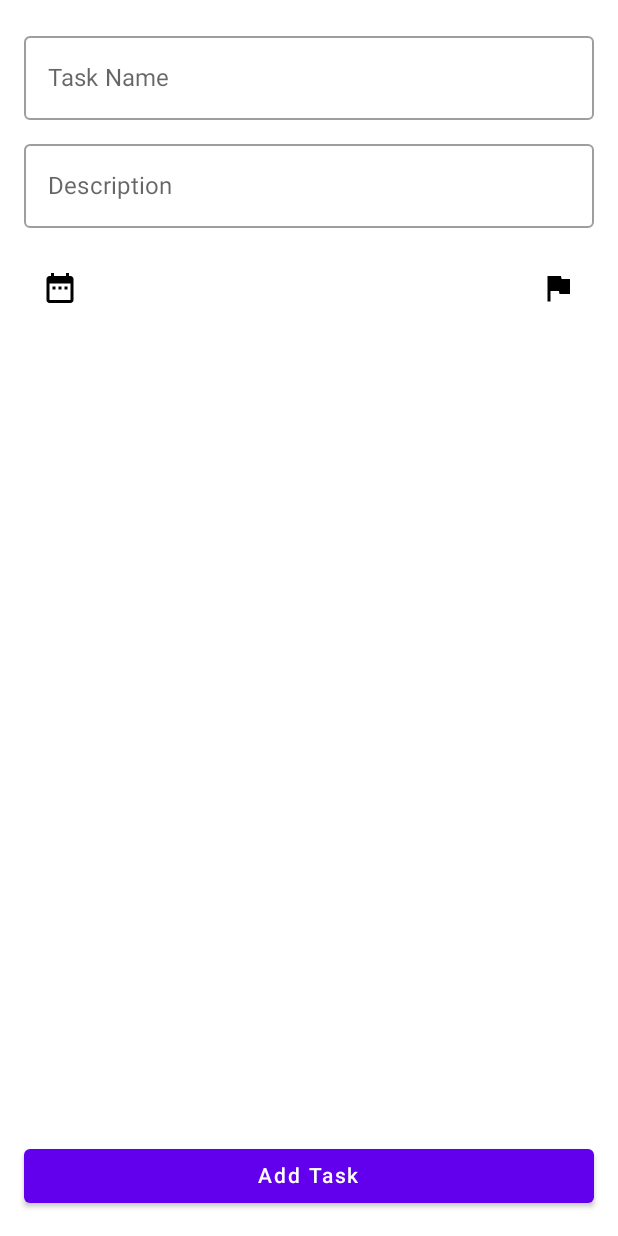
After one commit to walid-damou/To-do-App, an Android app built with Jetpack Compose: the composable AddTaskScreen shown on its own in the app's theme, on a phone screen of 412 x 824 dp. The commit adds this screen. Run offline under Robolectric (Android 15) with nearby library versions, the phone set to English and light mode, and no system bars; libraries missing offline, so code that uses them is left out: eilco.mobile; 1 statement that could not run was skipped.

Commit message:
[FEATURES/Homepage] V1 Of the Homepage, still needs to be adjusted

```diff
--- a/app/build.gradle.kts
+++ b/app/build.gradle.kts
@@ -64,5 +64,5 @@ dependencies {
     implementation("androidx.navigation:navigation-compose:2.7.0")
     implementation("com.google.accompanist:accompanist-pager:0.32.0")
     implementation("com.google.accompanist:accompanist-pager-indicators:0.32.0")
-
+    implementation("androidx.compose.material:material-icons-extended:1.5.0")
 }
--- /dev/null
+++ b/app/src/main/java/eilco/mobile/To_do/ui/screens/AddTaskScreen.kt
@@ -0,0 +1,52 @@
+package eilco.mobile.To_do.ui.screens
+import androidx.compose.foundation.layout.*
+import androidx.compose.material.*
+import androidx.compose.material.icons.Icons
+import androidx.compose.material.icons.filled.DateRange
+import androidx.compose.runtime.Composable
+import androidx.compose.ui.*
+import androidx.compose.ui.text.style.*
+import androidx.compose.ui.unit.dp
+import androidx.compose.material.icons.filled.Flag
+
+@Composable
+fun AddTaskScreen(onTaskAdded: () -> Unit) {
+    Column(
+        modifier = Modifier
+            .fillMaxSize()
+            .padding(16.dp)
+    ) {
+        OutlinedTextField(
+            value = "",
+            onValueChange = { /* Update Task Name */ },
+            label = { Text("Task Name") },
+            modifier = Modifier.fillMaxWidth()
+        )
+        Spacer(modifier = Modifier.height(8.dp))
+        OutlinedTextField(
+            value = "",
+            onValueChange = { /* Update Description */ },
+            label = { Text("Description") },
+            modifier = Modifier.fillMaxWidth()
+        )
+        Spacer(modifier = Modifier.height(16.dp))
+        Row(
+            horizontalArrangement = Arrangement.SpaceBetween,
+            modifier = Modifier.fillMaxWidth()
+        ) {
+            IconButton(onClick = { /* Open Date Picker */ }) {
+                Icon(Icons.Default.DateRange, contentDescription = "Date Picker")
+            }
+            IconButton(onClick = { /* Open Priority Picker */ }) {
+                Icon(Icons.Filled.Flag, contentDescription = "Priority Picker")
+            }
+        }
+        Spacer(modifier = Modifier.weight(1f))
+        Button(
+            onClick = onTaskAdded,
+            modifier = Modifier.fillMaxWidth()
+        ) {
+            Text("Add Task")
+        }
+    }
+}
--- a/app/src/main/java/eilco/mobile/To_do/ui/screens/CreateAccountScreen.kt
+++ b/app/src/main/java/eilco/mobile/To_do/ui/screens/CreateAccountScreen.kt
@@ -10,8 +10,7 @@ import androidx.compose.ui.text.input.PasswordVisualTransformation
 import androidx.compose.ui.unit.dp
 
 @Composable
-fun CreateAccountScreen() {
-    // Manage the state of the text fields
+fun CreateAccountScreen(onFinish: () -> Unit) {
     val firstName = remember { mutableStateOf("") }
     val lastName = remember { mutableStateOf("") }
     val email = remember { mutableStateOf("") }
@@ -72,7 +71,7 @@ fun CreateAccountScreen() {
             )
             Spacer(modifier = Modifier.height(16.dp))
             Button(
-                onClick = { /* Handle Sign-Up Logic */ },
+                onClick = { onFinish() },
                 modifier = Modifier.fillMaxWidth()
             ) {
                 Text("Sign Up")
--- a/app/src/main/java/eilco/mobile/To_do/ui/screens/LoginScreen.kt
+++ b/app/src/main/java/eilco/mobile/To_do/ui/screens/LoginScreen.kt
@@ -13,7 +13,7 @@ import androidx.compose.ui.unit.dp
 import eilco.mobile.To_do.R
 
 @Composable
-fun LoginScreen() {
+fun LoginScreen(onLoginSuccess: () -> Unit) {
     val email = remember { mutableStateOf("") }
     val password = remember { mutableStateOf("") }
 
@@ -49,7 +49,7 @@ fun LoginScreen() {
             )
             Spacer(modifier = Modifier.height(16.dp))
             Button(
-                onClick = { /* Handle Login Logic */ },
+                onClick = { onLoginSuccess() },
                 modifier = Modifier.fillMaxWidth()
             ) {
                 Text("Login")
```
Also changed, not shown: app/src/main/java/eilco/mobile/To_do/MainActivity.kt (+7 -1 lines), app/src/main/java/eilco/mobile/To_do/ui/AppNavigation.kt (+31 -4 lines), app/src/main/java/eilco/mobile/To_do/ui/AppPager.kt (+6 -5 lines), app/src/main/java/eilco/mobile/To_do/ui/screens/CalendarPickerScreen.kt (added, +39 -0 lines), app/src/main/java/eilco/mobile/To_do/ui/screens/ChooseThemeScreen.kt (added, +76 -0 lines), app/src/main/java/eilco/mobile/To_do/ui/screens/PriorityPickerScreen.kt (added, +38 -0 lines), app/src/main/java/eilco/mobile/To_do/ui/screens/TimePickerScreen.kt (added, +76 -0 lines), app/src/main/java/eilco/mobile/To_do/ui/screens/TodayTaskScreen.kt (added, +62 -0 lines).
